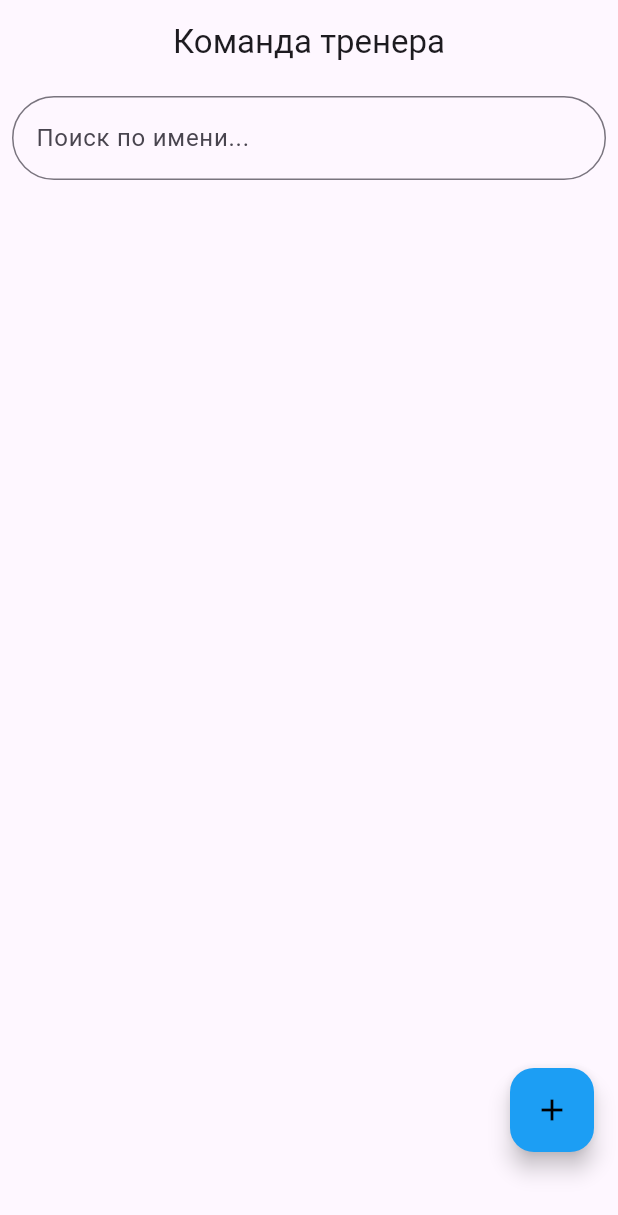
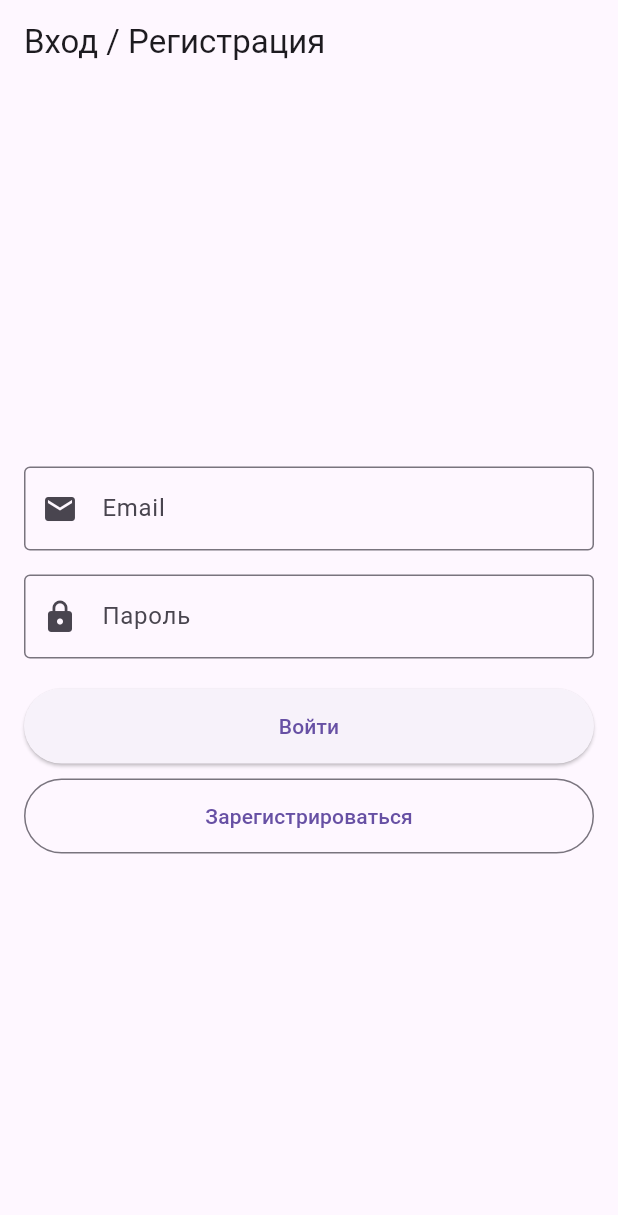
Before and after one commit to KudryashovAV/fitness-coach-app, a Flutter app: the screen it shows after launch, on a phone screen of 412 x 824 dp. Shown: the top 1215 px of the screen. Run offline on Flutter 3.47's test engine with Material 3 defaults, Android fonts, the phone set to English and light mode, and no system bars; our stand-ins replace cloud_firestore, firebase_auth, firebase_core, flutter_easyloading, get; accounts and stored records are empty.

Commit message:
Add login(wip)

```diff
--- a/lib/main.dart
+++ b/lib/main.dart
@@ -1,28 +1,61 @@
-import 'package:fitness_coach_app/bindings/app_binding.dart';
-import 'package:fitness_coach_app/screens/home_screen.dart';
+// import 'package:fitness_coach_app/bindings/app_binding.dart';
+// import 'package:fitness_coach_app/screens/home_screen.dart';
+// import 'package:flutter/material.dart';
+// import 'package:firebase_core/firebase_core.dart';
+// import 'package:get/get.dart';
+// import 'package:flutter_easyloading/flutter_easyloading.dart';
+
+// void main() async {
+//   WidgetsFlutterBinding.ensureInitialized();
+//   await Firebase.initializeApp();
+//   runApp(const MyApp());
+// }
+
+// class MyApp extends StatelessWidget {
+//   const MyApp({super.key});
+
+//   @override
+//   Widget build(BuildContext context) {
+//     return GetMaterialApp(
+//       color: const Color(0xffF4F4F4),
+//       title: 'Coach App',
+//       debugShowCheckedModeBanner: false,
+//       initialBinding: AppBinding(),
+//       builder: EasyLoading.init(),
+//       home: HomeScreen(),
+//     );
+//   }
+// }
+
 import 'package:flutter/material.dart';
 import 'package:firebase_core/firebase_core.dart';
 import 'package:get/get.dart';
-import 'package:flutter_easyloading/flutter_easyloading.dart';
+import 'package:fitness_coach_app/screens/home_screen.dart';
+import 'firebase_options.dart';
+import 'bindings/login_binding.dart';
+import 'screens/login.dart';
 
 void main() async {
   WidgetsFlutterBinding.ensureInitialized();
-  await Firebase.initializeApp();
-  runApp(const MyApp());
+  await Firebase.initializeApp(
+    options: DefaultFirebaseOptions.currentPlatform, // Используйте сгенерированный файл
+  );
+  runApp(
+    GetMaterialApp(
+      title: "Firebase GetX Auth Demo",
+      initialRoute: '/',
+      getPages: [
+        GetPage(
+          name: '/',
+          page: () => LoginView(),
+          binding: LoginBinding(), // Привязываем контроллер к представлению
+        ),
+        GetPage(
+          name: '/home',
+          page: () => HomeScreen(),
+        ),
+      ],
+      debugShowCheckedModeBanner: false,
+    ),
+  );
 }
-
-class MyApp extends StatelessWidget {
-  const MyApp({super.key});
-
-  @override
-  Widget build(BuildContext context) {
-    return GetMaterialApp(
-      color: const Color(0xffF4F4F4),
-      title: 'Coach App',
-      debugShowCheckedModeBanner: false,
-      initialBinding: AppBinding(),
-      builder: EasyLoading.init(),
-      home: HomeScreen(),
-    );
-  }
-}
--- /dev/null
+++ b/lib/repositories/auth_repository.dart
@@ -0,0 +1,68 @@
+import 'package:firebase_auth/firebase_auth.dart';
+import 'package:get/get.dart';
+
+// Для удобства обработки ошибок
+class AuthException implements Exception {
+  final String message;
+  AuthException(this.message);
+
+  @override
+  String toString() => message;
+}
+
+class AuthRepository extends GetxService {
+  final FirebaseAuth _firebaseAuth = FirebaseAuth.instance;
+
+  Rx<User?> firebaseUser = Rx<User?>(null);
+
+  @override
+  void onInit() {
+    super.onInit();
+    firebaseUser.bindStream(_firebaseAuth.authStateChanges());
+  }
+
+  // Вход по Email и Паролю
+  Future<User?> signInWithEmail(String email, String password) async {
+    try {
+      UserCredential userCredential = await _firebaseAuth.signInWithEmailAndPassword(
+        email: email,
+        password: password,
+      );
+      return userCredential.user;
+    } on FirebaseAuthException catch (e) {
+      if (e.code == 'user-not-found') {
+        throw AuthException('Пользователь с таким email не найден.');
+      } else if (e.code == 'wrong-password') {
+        throw AuthException('Неверный пароль.');
+      }
+      throw AuthException(e.message ?? 'Произошла ошибка при входе.');
+    } catch (e) {
+      throw AuthException('Неизвестная ошибка: $e');
+    }
+  }
+
+  // Регистрация по Email и Паролю
+  Future<User?> signUpWithEmail(String email, String password) async {
+    try {
+      UserCredential userCredential = await _firebaseAuth.createUserWithEmailAndPassword(
+        email: email,
+        password: password,
+      );
+      return userCredential.user;
+    } on FirebaseAuthException catch (e) {
+      if (e.code == 'weak-password') {
+        throw AuthException('Пароль слишком слабый.');
+      } else if (e.code == 'email-already-in-use') {
+        throw AuthException('Пользователь с таким email уже существует.');
+      }
+      throw AuthException(e.message ?? 'Произошла ошибка при регистрации.');
+    } catch (e) {
+      throw AuthException('Неизвестная ошибка: $e');
+    }
+  }
+
+  // Выход
+  Future<void> signOut() async {
+    await _firebaseAuth.signOut();
+  }
+}
--- /dev/null
+++ b/lib/screens/login.dart
@@ -0,0 +1,87 @@
+import 'package:flutter/material.dart';
+import 'package:get/get.dart';
+import '../controllers/auth_controller.dart';
+
+class LoginView extends GetView<AuthController> {
+  const LoginView({super.key});
+
+  // GetView<LoginController> автоматически предоставляет доступ к controller
+  // через поле 'controller'
+
+  @override
+  Widget build(BuildContext context) {
+    return Scaffold(
+      appBar: AppBar(title: Text('Вход / Регистрация')),
+      body: Center(
+        child: SingleChildScrollView(
+          padding: const EdgeInsets.all(16.0),
+          child: Column(
+            mainAxisAlignment: MainAxisAlignment.center,
+            children: [
+              TextField(
+                controller: controller.emailController,
+                decoration: InputDecoration(
+                  labelText: 'Email',
+                  border: OutlineInputBorder(),
+                  prefixIcon: Icon(Icons.email),
+                ),
+                keyboardType: TextInputType.emailAddress,
+              ),
+              SizedBox(height: 16),
+              TextField(
+                controller: controller.passwordController,
+                decoration: InputDecoration(
+                  labelText: 'Пароль',
+                  border: OutlineInputBorder(),
+                  prefixIcon: Icon(Icons.lock),
+                  // Можно добавить иконку для скрытия/показа пароля
+                ),
+                obscureText: true, // Скрываем ввод пароля
+              ),
+              SizedBox(height: 20),
+              Obx(() {
+                if (controller.isLoading.value) {
+                  return CircularProgressIndicator();
+                } else {
+                  return Column(
+                    children: [
+                      ElevatedButton(
+                        onPressed: controller.signIn,
+                        child: Text('Войти'),
+                        style: ElevatedButton.styleFrom(
+                          minimumSize: Size(double.infinity, 50),
+                        ),
+                      ),
+                      SizedBox(height: 10),
+                      OutlinedButton(
+                        onPressed: controller.signUp,
+                        child: Text('Зарегистрироваться'),
+                        style: OutlinedButton.styleFrom(
+                          minimumSize: Size(double.infinity, 50),
+                        ),
+                      ),
+                    ],
+                  );
+                }
+              }),
+              Obx(() {
+                if (controller.errorMessage.value.isNotEmpty) {
+                  return Padding(
+                    padding: const EdgeInsets.only(top: 16.0),
+                    child: Text(
+                      controller.errorMessage.value,
+                      style: TextStyle(color: Colors.red, fontSize: 16),
+                      textAlign: TextAlign.center,
+                    ),
+                  );
+                } else {
+                  return SizedBox.shrink();
+                }
+              }),
+            ],
+          ),
+        ),
+      ),
+    );
+  }
+}
```
Also changed, not shown: lib/bindings/login_binding.dart (added, +13 -0 lines), lib/controllers/auth_controller.dart (added, +83 -0 lines), pubspec.yaml (+4 -74 lines), pubspec.lock, 11 other files.
